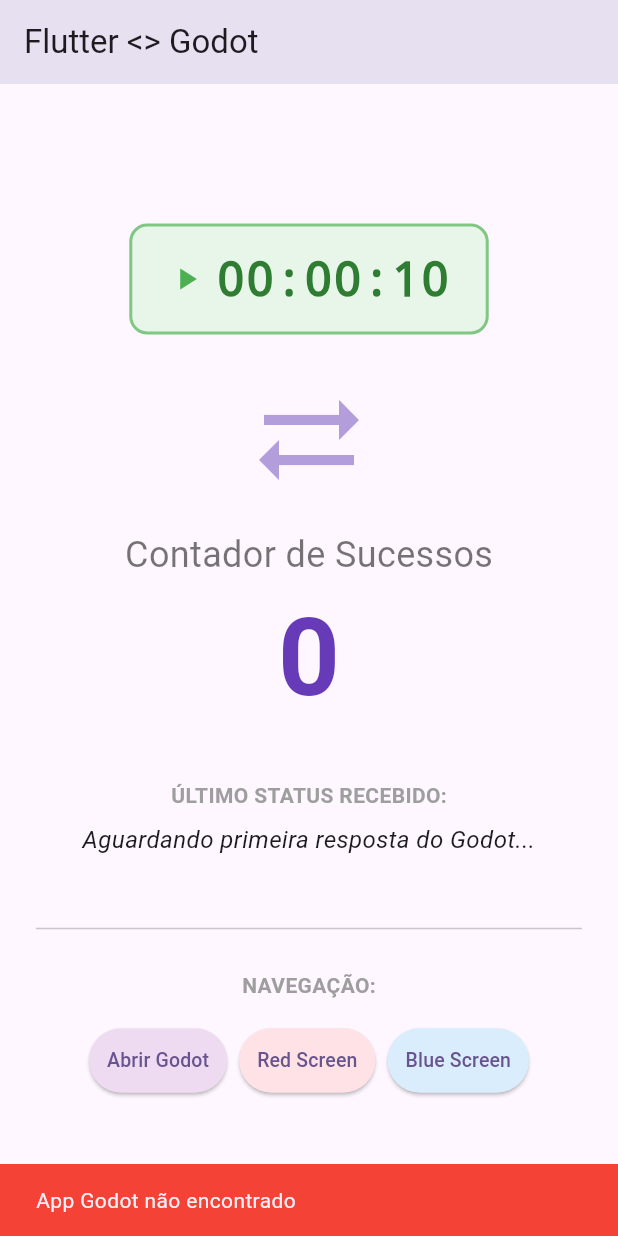
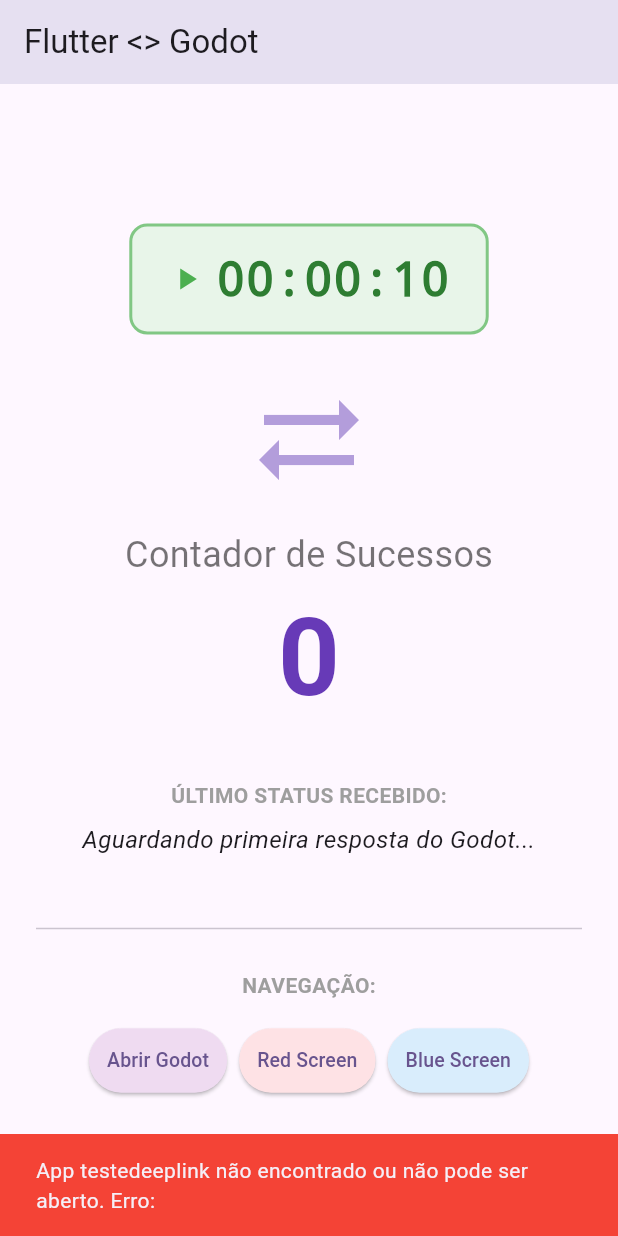
Before and after one commit to gusoliveira21/deeplink, a Flutter app: the screen it shows after launch, after a tap on "Abrir Godot", on a phone screen of 412 x 824 dp. Run offline on Flutter 3.47's test engine with Material 3 defaults, Android fonts, the phone set to English and light mode, and no system bars; our stand-ins replace go_router.

Commit message:
feat: setup logic to nav to godotApp

```diff
--- a/deeplink_a/lib/pages/color_app_home_page.dart
+++ b/deeplink_a/lib/pages/color_app_home_page.dart
@@ -206,31 +206,79 @@
     final secs = seconds % 60;
     return '${hours.toString().padLeft(2, '0')}:${minutes.toString().padLeft(2, '0')}:${secs.toString().padLeft(2, '0')}';
   }
+  //Sugestão de JSON para o formato json que o backend precisa enviar para listar o apk.
+  //Para um único APK:
+  // {
+  //   "packageName": "com.example.testedeeplink",
+  //   "activityName": "com.godot.game.GodotApp"
+  // }
+  //Para uma lista de APKs:
+  // {
+  //   "apps": [
+  //     {
+  //       "packageName": "com.example.testedeeplink",
+  //       "activityName": "com.godot.game.GodotApp"
+  //     },
+  //     {
+  //       "packageName": "com.outro.app",
+  //       "activityName": "com.outro.app.MainActivity"
+  //     }
+  //   ]
+  // }
 
   Future<void> _openGodotApp() async {
-    const packageName = 'com.deep.deeplink';
-    final uri = Uri.parse('package:$packageName');
+    const packageName = 'com.example.testedeeplink';
 
     try {
-      final canLaunch = await canLaunchUrl(uri);
-      if (canLaunch) {
-        await launchUrl(uri);
-      } else {
-        if (mounted) {
-          ScaffoldMessenger.of(context).showSnackBar(
-            const SnackBar(
-              content: Text('App Godot não encontrado'),
-              backgroundColor: Colors.red,
-            ),
-          );
+      final List<Uri> urisToTry = [
+        Uri.parse(
+          'intent://#Intent;package=$packageName;component=$packageName/com.godot.game.GodotApp;end',
+        ),
+        Uri.parse('package:$packageName'),
+        Uri.parse('android-app://$packageName'),
+        Uri.parse('intent://#Intent;package=$packageName;end'),
+      ];
+
+      bool launched = false;
+      String lastError = '';
+
+      for (final uri in urisToTry) {
+        try {
+          if (await canLaunchUrl(uri)) {
+            launched = await launchUrl(
+              uri,
+              mode: LaunchMode.externalApplication,
+            );
+            if (launched) {
+              print('App aberto com sucesso usando: $uri');
+              break;
+            }
+          }
+        } catch (e) {
+          lastError = e.toString();
+          print('Erro ao tentar abrir com $uri: $e');
         }
       }
+
+      if (!launched && mounted) {
+        ScaffoldMessenger.of(context).showSnackBar(
+          SnackBar(
+            content: Text(
+              'App testedeeplink não encontrado ou não pode ser aberto. Erro: $lastError',
+            ),
+            backgroundColor: Colors.red,
+            duration: const Duration(seconds: 5),
+          ),
+        );
+      }
     } catch (e) {
+      print('Erro geral ao abrir app: $e');
       if (mounted) {
         ScaffoldMessenger.of(context).showSnackBar(
           SnackBar(
-            content: Text('Erro ao abrir app: $e'),
+            content: Text('Erro ao abrir testedeeplink: $e'),
             backgroundColor: Colors.red,
+            duration: const Duration(seconds: 5),
           ),
         );
       }
--- a/deeplink_a/pubspec.yaml
+++ b/deeplink_a/pubspec.yaml
@@ -31,6 +31,7 @@
   flutter:
     sdk: flutter
   go_router: ^10.1.0
+  url_launcher: ^6.2.0
   # The following adds the Cupertino Icons font to your application.
   # Use with the CupertinoIcons class for iOS style icons.
   cupertino_icons: ^1.0.8
@@ -38,7 +39,6 @@
 dev_dependencies:
   flutter_test:
     sdk: flutter
-  url_launcher: ^6.2.0
 
   # The "flutter_lints" package below contains a set of recommended lints to
   # encourage good coding practices. The lint set provided by the package is
```
Also changed, not shown: deeplink_a/pubspec.lock.
